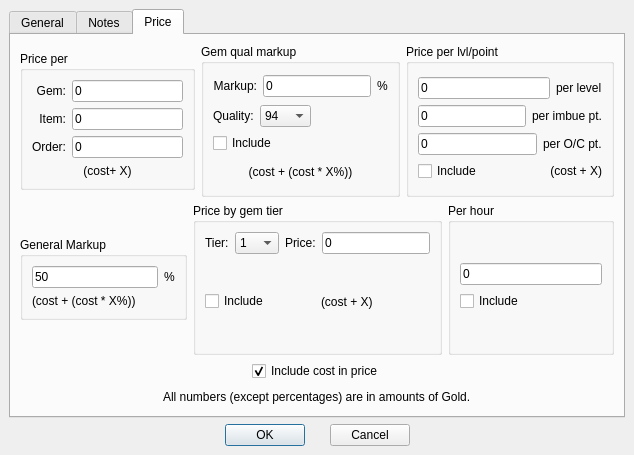
Above: Options.ui from tomkins/spellcraftcalc before the change. Below: the same form after it.
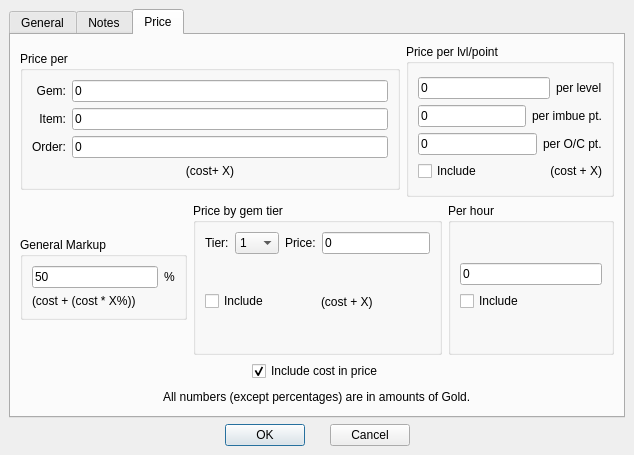
That is the form after the change.

Commit message: Drop gem quality controls

The edit to the form file:
```diff
--- a/Options.ui
+++ b/Options.ui
@@ -327,157 +327,6 @@
                </layout>
               </widget>
              </item>
-             <item>
-              <widget class="QGroupBox" name="GroupBox2" >
-               <property name="title" >
-                <string>Gem qual markup</string>
-               </property>
-               <layout class="QVBoxLayout" >
-                <property name="margin" >
-                 <number>9</number>
-                </property>
-                <property name="spacing" >
-                 <number>6</number>
-                </property>
-                <item>
-                 <layout class="QVBoxLayout" >
-                  <property name="margin" >
-                   <number>0</number>
-                  </property>
-                  <property name="spacing" >
-                   <number>6</number>
-                  </property>
-                  <item>
-                   <layout class="QHBoxLayout" >
-                    <property name="margin" >
-                     <number>0</number>
-                    </property>
-                    <property name="spacing" >
-                     <number>6</number>
-                    </property>
-                    <item>
-                     <widget class="QLabel" name="TextLabel3" >
-                      <property name="text" >
-                       <string>Markup:</string>
-                      </property>
-                      <property name="alignment" >
-                       <set>Qt::AlignRight|Qt::AlignTrailing|Qt::AlignVCenter</set>
-                      </property>
-                     </widget>
-                    </item>
-                    <item>
-                     <widget class="QLineEdit" name="QualMarkup" >
-                      <property name="text" >
-                       <string>0</string>
-                      </property>
-                     </widget>
-                    </item>
-                    <item>
-                     <widget class="QLabel" name="TextLabel5" >
-                      <property name="text" >
-                       <string>%</string>
-                      </property>
-                     </widget>
-                    </item>
-                   </layout>
-                  </item>
-                  <item>
-                   <layout class="QHBoxLayout" >
-                    <property name="margin" >
-                     <number>0</number>
-                    </property>
-                    <property name="spacing" >
-                     <number>6</number>
-                    </property>
-                    <item>
-                     <widget class="QLabel" name="TextLabel4" >
-                      <property name="text" >
-                       <string>Quality:</string>
-                      </property>
-                      <property name="alignment" >
-                       <set>Qt::AlignLeading|Qt::AlignLeft|Qt::AlignVCenter</set>
-                      </property>
-                     </widget>
-                    </item>
-                    <item>
-                     <widget class="QComboBox" name="QualLevel" >
-                      <item>
-                       <property name="text" >
-                        <string>94</string>
-                       </property>
-                      </item>
-                      <item>
-                       <property name="text" >
-                        <string>95</string>
-                       </property>
-                      </item>
-                      <item>
-                       <property name="text" >
-                        <string>96</string>
-                       </property>
-                      </item>
-                      <item>
-                       <property name="text" >
-                        <string>97</string>
-                       </property>
-                      </item>
-                      <item>
-                       <property name="text" >
-                        <string>98</string>
-                       </property>
-                      </item>
-                      <item>
-                       <property name="text" >
-                        <string>99</string>
-                       </property>
-                      </item>
-                      <item>
-                       <property name="text" >
-                        <string>100</string>
-                       </property>
-                      </item>
-                     </widget>
-                    </item>
-                    <item>
-                     <spacer>
-                      <property name="orientation" >
-                       <enum>Qt::Horizontal</enum>
-                      </property>
-                      <property name="sizeHint" >
-                       <size>
-                        <width>40</width>
-                        <height>20</height>
-                       </size>
-                      </property>
-                     </spacer>
-                    </item>
-                   </layout>
-                  </item>
-                  <item>
-                   <widget class="QCheckBox" name="QualInclude" >
-                    <property name="text" >
-                     <string>Include</string>
-                    </property>
-                   </widget>
-                  </item>
-                  <item>
-                   <widget class="QLabel" name="TextLabel6" >
-                    <property name="text" >
-                     <string>(cost + (cost * X%))</string>
-                    </property>
-                    <property name="alignment" >
-                     <set>Qt::AlignCenter</set>
-                    </property>
-                    <property name="wordWrap" >
-                     <bool>true</bool>
-                    </property>
-                   </widget>
-                  </item>
-                 </layout>
-                </item>
-               </layout>
-              </widget>
-             </item>
              <item>
               <widget class="QGroupBox" name="GroupBox3" >
                <property name="title" >
```
Left out of the diff: 3 changed lines with no effect on the pictures. The commit also changes 2 other files.
